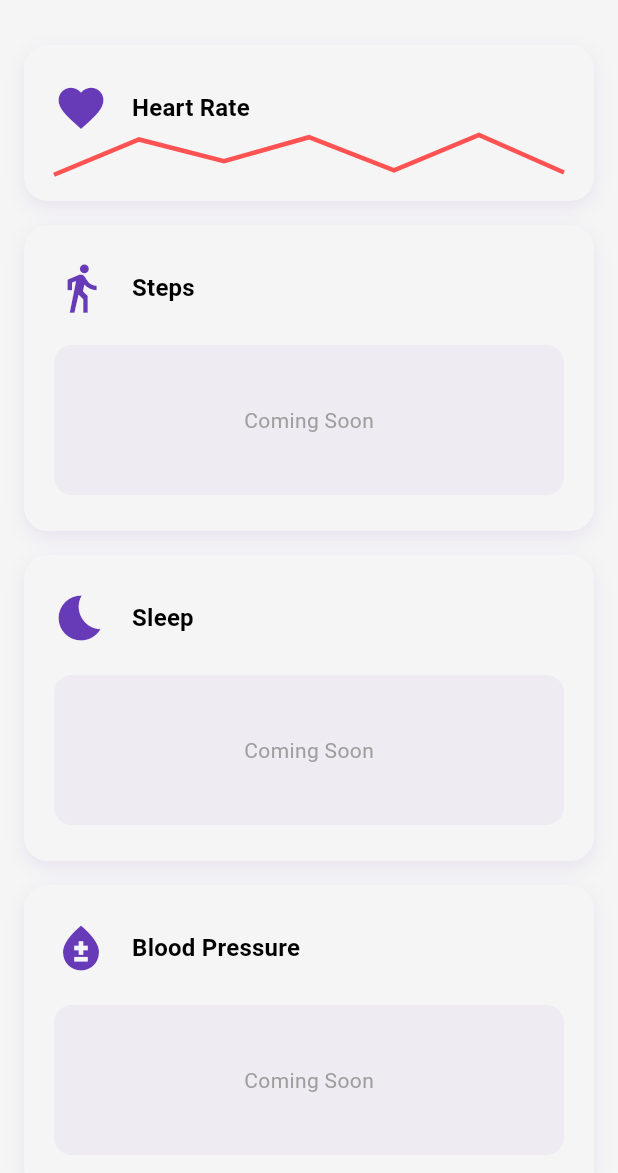
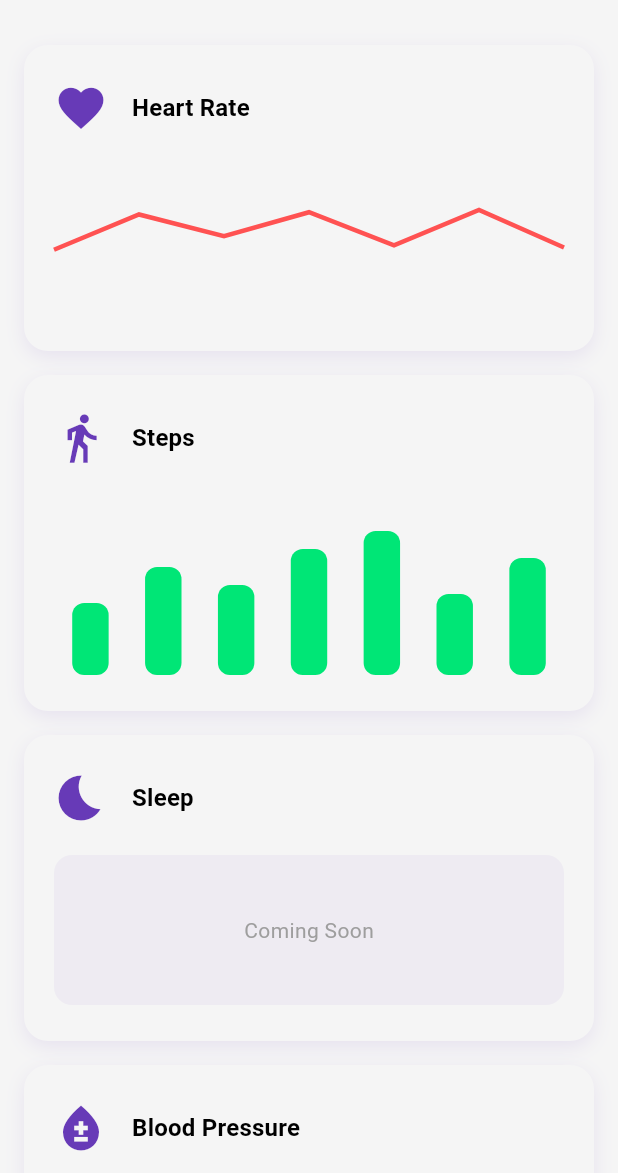
Before and after one commit to greyscriptdg/PulseBoard_FlutterUI_HealthVitalsDashboard, a Flutter app: the screen it shows after launch, on a phone screen of 412 x 824 dp, the part 63-1236 px from its top. Run offline on Flutter 3.47's test engine with Material 3 defaults, Android fonts, the phone set to English and light mode, and no system bars.

Commit message:
sync/heartbeat-steps-layout-v2
- Updated PlaceholderCard to accept child and onTap
- Integrated HeartRateChart and StepsBarChart widgets into Dashboard
- Fully working animated vitals with fallback Coming Soon for others

```diff
--- a/lib/screens/dashboard_screen.dart
+++ b/lib/screens/dashboard_screen.dart
@@ -1,6 +1,7 @@
 import 'package:flutter/material.dart';
 import '../widgets/placeholder_card.dart';
 import '../widgets/heart_rate_chart.dart';
+import '../widgets/steps_bar_chart.dart';
 
 class DashboardScreen extends StatelessWidget {
   const DashboardScreen({super.key});
@@ -23,6 +24,7 @@ class DashboardScreen extends StatelessWidget {
           const PlaceholderCard(
             title: 'Steps',
             icon: Icons.directions_walk,
+            child: StepsBarChart(),
           ),
           const SizedBox(height: 16),
           const PlaceholderCard(
--- a/lib/widgets/heart_rate_chart.dart
+++ b/lib/widgets/heart_rate_chart.dart
@@ -38,7 +38,7 @@ class _HeartRateChartState extends State<HeartRateChart>
             animationValue: _controller.value,
             heartRates: _heartRates,
           ),
-          child: Container(),
+          child: Container(height: 100),
         );
       },
     );
--- a/lib/widgets/placeholder_card.dart
+++ b/lib/widgets/placeholder_card.dart
@@ -3,19 +3,24 @@ import 'package:flutter/material.dart';
 class PlaceholderCard extends StatelessWidget {
   final String title;
   final IconData icon;
-  final Widget? child; // 👈 New Optional Child
+  final Widget? child;
+  final VoidCallback? onTap; // 👈 For future drawer tap
 
   const PlaceholderCard({
     super.key,
     required this.title,
     required this.icon,
     this.child,
+    this.onTap,
   });
 
   @override
   Widget build(BuildContext context) {
     final theme = Theme.of(context);
-    return Container(
+
+    return GestureDetector(
+      onTap: onTap,
+      child: Container(
         decoration: BoxDecoration(
           color: theme.colorScheme.surface,
           borderRadius: BorderRadius.circular(16),
@@ -44,7 +49,9 @@ class PlaceholderCard extends StatelessWidget {
               ],
             ),
             const SizedBox(height: 20),
-          child ??
+            if (child != null)
+              child!
+            else
               Container(
                 height: 100,
                 decoration: BoxDecoration(
@@ -60,6 +67,7 @@ class PlaceholderCard extends StatelessWidget {
               ),
           ],
         ),
+      ),
     );
   }
 }
```
Lines whose indentation alone changed are shown as unchanged.
